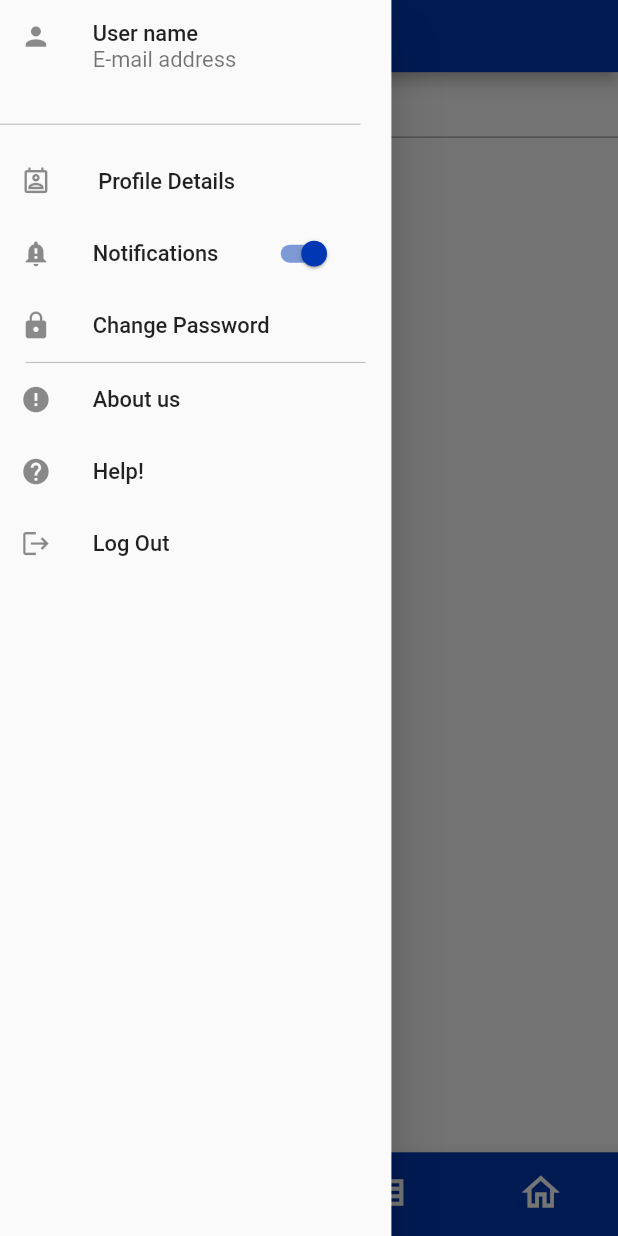
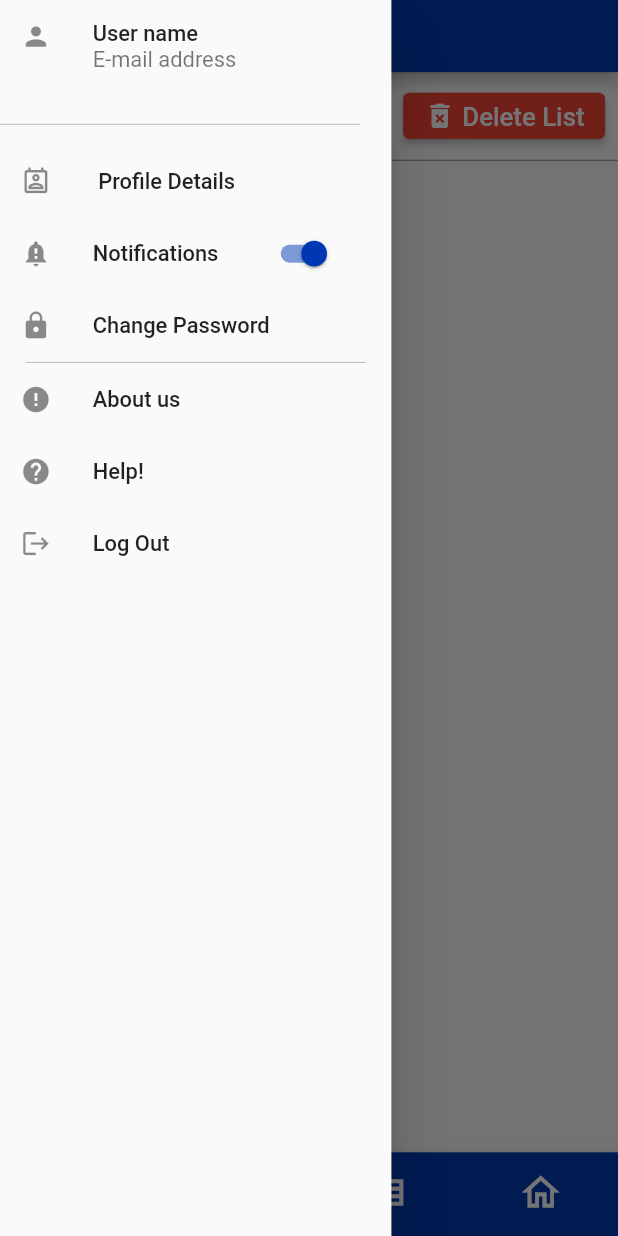
Before and after one commit to mo87654/Driver_App, a Flutter app: the DriverLayout screen opened directly, item 3 of the bottom bar chosen, with the side drawer open, on a phone screen of 412 x 824 dp. Run offline on Flutter 3.47's test engine with Material 2 defaults, Android fonts, the phone set to English and light mode, and no system bars; our stand-ins replace cloud_firestore, country_picker, firebase_auth, firebase_core, flutter_spinkit, image_picker and 2 more; accounts and stored records are empty.

Commit message:
local database for student list

```diff
--- a/lib/layout/driver_layout.dart
+++ b/lib/layout/driver_layout.dart
@@ -1,3 +1,5 @@
+import 'package:cloud_firestore/cloud_firestore.dart';
+import 'package:firebase_auth/firebase_auth.dart';
 import 'package:flutter/material.dart';
 import '../modules/addresses screen/driverAddressesPage.dart';
 import '../modules/home screen/BusDriver_firstScreen.dart';
@@ -9,20 +11,24 @@ import '../modules/students-list screen/BusDriver_third_StudensList.dart';
 import '../shared/components/SignoutMessage.dart';
 import '../shared/components/colors.dart';
 import '../shared/components/components.dart';
+import '../shared/components/local db methods.dart';
 
 class DriverLayout extends StatefulWidget {
-  DriverLayout({this.names});
-  List? names;
 
   @override
-  State<DriverLayout> createState() => _DriverLayoutState(names);
+  State<DriverLayout> createState() => _DriverLayoutState();
 }
 
 class _DriverLayoutState extends State<DriverLayout> {
-  _DriverLayoutState(this.names);
-  List? names;
 
-  //String? name;
+  @override
+  void initState(){
+    super.initState();
+    createDB();
+    getbusID().then((value) {
+      getAddresses();
+    });
+  }
   var currentIndex = 3;
   List<Widget> driverScreens =[
     BusDriverHome(),
@@ -43,7 +49,6 @@ class _DriverLayoutState extends State<DriverLayout> {
       Text(' '),
       driverLeading(
           onpressedfun: (){
-            print(names);
           }
       ),
       driverLeading(
@@ -271,4 +276,35 @@ class _DriverLayoutState extends State<DriverLayout> {
       ),
     );
   }
+
+  Future getbusID() async {
+    var user = FirebaseAuth.
+    instance.currentUser;
+    await FirebaseFirestore.
+    instance.
+    collection('Drivers').
+    doc(user?.uid).
+    get().then((value){
+      busid = value.data()!['Bus id'];
+      //getAddresses();
+    }).catchError((Error){
+      print(Error);
+    });
+  }
+  void getAddresses () async {
+    addresses.clear();
+    await FirebaseFirestore.
+    instance.
+    collection('Students').
+    where('Bus id',isEqualTo: busid).
+    get().then((value){
+      value.docs.forEach((element) {
+        setState(() {
+          addresses.add(element.data()['address']);
+        });
+      });
+    }).catchError((error){
+      print(error);
+    });
+  }
 }
--- a/lib/modules/students-list screen/BusDriver_third_StudensList.dart
+++ b/lib/modules/students-list screen/BusDriver_third_StudensList.dart
@@ -1,26 +1,19 @@
 import 'package:driver_app/modules/student-info%20screen/BusDriver_fourth.dart';
 import 'package:flutter/material.dart';
+import '../../shared/components/local db methods.dart';
+class BusdriverStudentList extends StatefulWidget {
+  const BusdriverStudentList({super.key});
 
-class BusdriverStudentList extends StatefulWidget {
-  BusdriverStudentList({
-     this.names,
-});
-  List? names;
 
   @override
-  State<BusdriverStudentList> createState() => _BusdriverStudentListState(names);
+  State<BusdriverStudentList> createState() => _BusdriverStudentListState();
 }
 
 class _BusdriverStudentListState extends State<BusdriverStudentList> {
-  _BusdriverStudentListState(
-    this.names,
-);
-  List? names;
 
   @override
   void initState() {
     super.initState();
-    print(names);
   }
 
   @override
@@ -38,11 +31,44 @@ class _BusdriverStudentListState extends State<BusdriverStudentList> {
                 SizedBox(
                   width: 10,
                 ),
-                Text(
-                  '22',
-                  style: TextStyle(
-                    fontSize: 22,
+                Expanded(
+                  child: Text(
+                    '${names.length}',
+                    style: TextStyle(
+                      fontSize: 22,
+                    ),
                   ),
+                ),
+                MaterialButton(
+                  color: Colors.red,
+                    shape: RoundedRectangleBorder(
+                      borderRadius: BorderRadius.circular(5.0),),
+                    child: Row(
+                  children: [
+                    Icon(
+                      Icons.delete_forever,
+                      color: Colors.white,
+                      size: 25,
+                    ),
+                    SizedBox(
+                      width: 5,
+                    ),
+                    Text(
+                      'Delete List',
+                      style: TextStyle(
+                        fontSize: 20,
+                        color: Colors.white,
+                      ),
+                    )
+                  ],
+                ),
+                    onPressed: (){
+                    deletedatabase().then((value){
+                      setState(() {
+
+                      });
+                    });
+                    }
                 )
               ],
             ),
@@ -55,7 +81,7 @@ class _BusdriverStudentListState extends State<BusdriverStudentList> {
           ),
 
           Expanded(
-            child: names ==null? Text('hello')
+            child: names ==null? const Text('hello')
                 :ListView.builder(
                   itemBuilder: (context, index) =>
                   Padding(
@@ -64,7 +90,7 @@ class _BusdriverStudentListState extends State<BusdriverStudentList> {
                         onTap: (){
                           Navigator.push(context,
                               MaterialPageRoute(
-                                  builder: (context)=>BusdriverStudentInfo()
+                                  builder: (context)=>BusdriverStudentInfo(index: index,)
                               )
                           );
                         },
@@ -76,20 +102,21 @@ class _BusdriverStudentListState extends State<BusdriverStudentList> {
                                   '${index+1}'
                               ),
                             ),
-                            SizedBox(width: 10,),
-                            Text(names?[index],
-                              style: TextStyle(
+                            const SizedBox(width: 10,),
+                            Text(names[index]['name'],
+                              style: const TextStyle(
                                   fontSize: 22,
                                   fontWeight: FontWeight.w400
                               ),),
                           ],),
                       )
                   ),
-              itemCount: names!.length,
+              itemCount: names.length,
             ),
           )
         ],
       );
 
   }
+
 }
--- a/lib/shared/components/components.dart
+++ b/lib/shared/components/components.dart
@@ -1,5 +1,8 @@
 
 import 'package:flutter/material.dart';
+
+var busid;
+ List addresses=[];
 
 Widget driverLeading({
    required Function? onpressedfun(),
--- a/pubspec.yaml
+++ b/pubspec.yaml
@@ -43,6 +43,7 @@ dependencies:
   country_picker: ^2.0.20
   responsive_framework: ^0.2.0
   provider:
+  sqflite:
 
 dev_dependencies:
   flutter_test:
```
Also changed, not shown: lib/modules/addresses screen/driverAddressesPage.dart (+27 -5 lines), lib/modules/home screen/BusDriver_firstScreen.dart (+14 -10 lines), lib/modules/student-info screen/BusDriver_fourth.dart (+27 -7 lines), lib/shared/components/local db methods.dart (added, +47 -0 lines), pubspec.lock, 1 other file.
